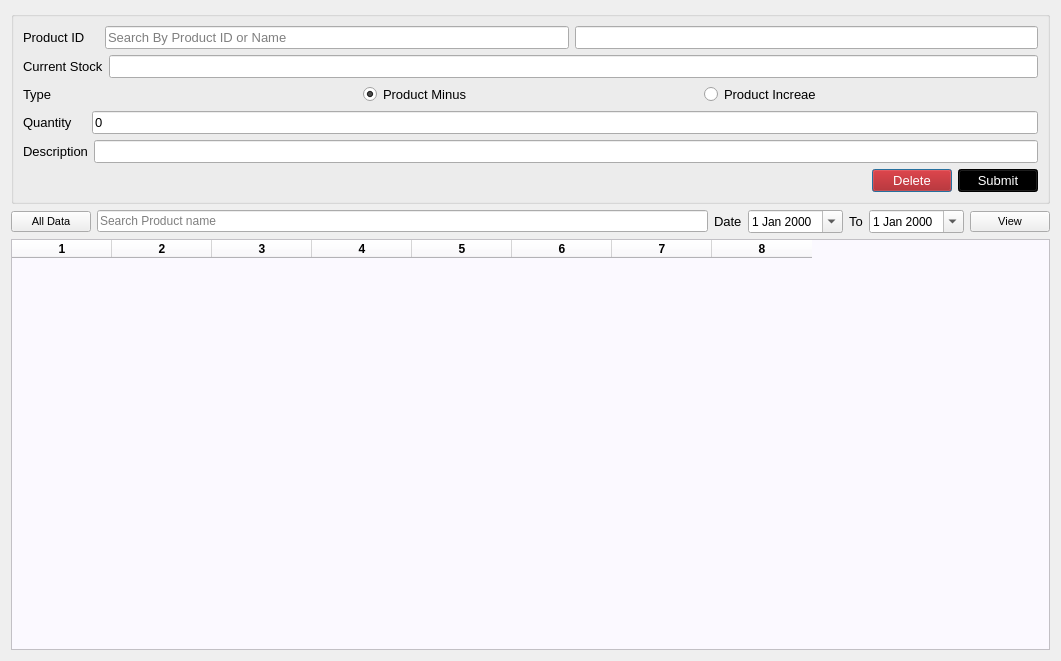
ansarul543/pos-inventory, file ui/productadjustment.ui: the form before one commit.
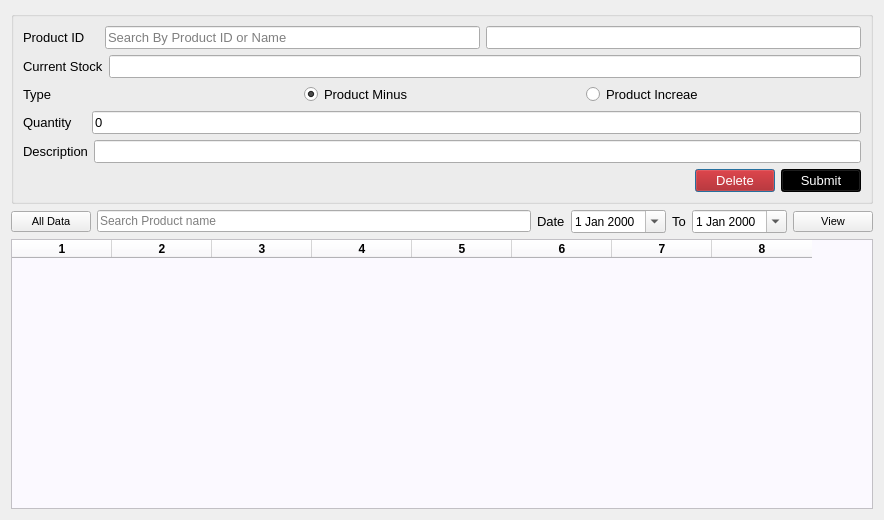
The form after the commit.

Patch:
```diff
--- a/ui/productadjustment.ui
+++ b/ui/productadjustment.ui
@@ -9,8 +9,8 @@
    <rect>
     <x>0</x>
     <y>0</y>
-    <width>1061</width>
-    <height>661</height>
+    <width>884</width>
+    <height>520</height>
    </rect>
   </property>
   <property name="windowTitle">
```
